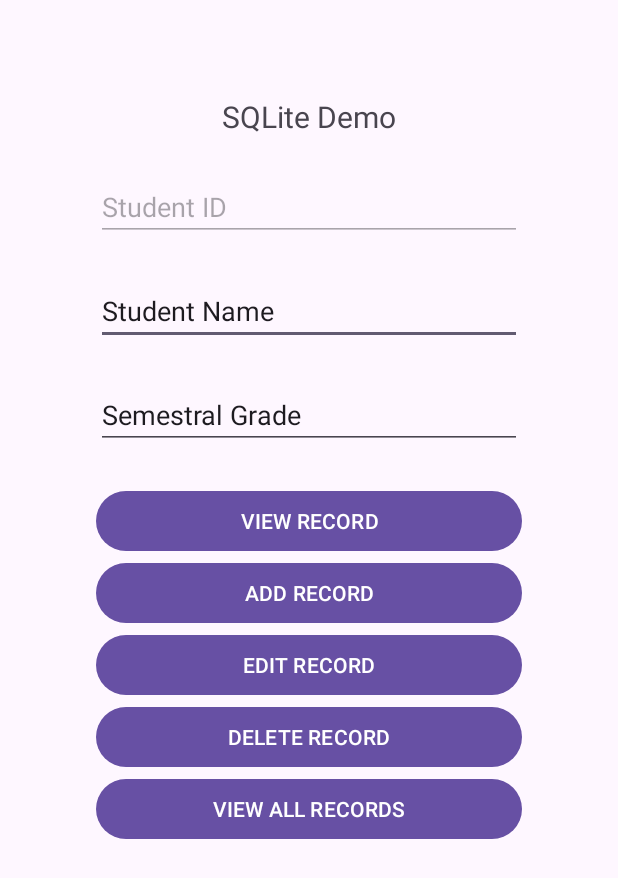
After one commit to adiluexe/elec1-compilation, an Android app: the SQLiteDatabaseDemo screen opened directly, with no data from a screen before it, on a phone screen of 412 x 824 dp. The commit adds this screen. Shown: the top 878 px of the screen. Run offline under Robolectric (Android 15) with nearby library versions, the phone set to English and light mode, and no system bars.

Commit message:
Add SQLiteDatabaseDemo

```diff
--- a/app/src/main/AndroidManifest.xml
+++ b/app/src/main/AndroidManifest.xml
@@ -28,6 +28,7 @@
         <activity android:name=".guided_exercises.ThirdGuidedExercise" />
         <activity android:name=".guided_exercises.FourthGuidedExercise" />
         <activity android:name=".guided_exercises.FifthGuidedExercise" />
+        <activity android:name=".guided_exercises.SQLiteDatabaseDemo" />
 
         <!-- Continue for all exercises -->
     </application>
--- a/app/src/main/java/com/example/elec1compilation/MainActivity.java
+++ b/app/src/main/java/com/example/elec1compilation/MainActivity.java
@@ -13,6 +13,7 @@
 import com.example.elec1compilation.guided_exercises.FifthGuidedExercise;
 import com.example.elec1compilation.guided_exercises.FirstGuidedExercise;
 import com.example.elec1compilation.guided_exercises.FourthGuidedExercise;
+import com.example.elec1compilation.guided_exercises.SQLiteDatabaseDemo;
 import com.example.elec1compilation.guided_exercises.SecondGuidedExercise;
 import com.example.elec1compilation.guided_exercises.ThirdGuidedExercise;
 
@@ -38,6 +39,7 @@
         exerciseItems.add(new ExerciseItem("Third Guided Exercise", "Guided Exercises", ThirdGuidedExercise.class));
         exerciseItems.add(new ExerciseItem("Fourth Guided Exercise", "Guided Exercises", FourthGuidedExercise.class));
         exerciseItems.add(new ExerciseItem("Fifth Guided Exercise", "Guided Exercises", FifthGuidedExercise.class));
+        exerciseItems.add(new ExerciseItem("SQLite Database Demo", "Guided Exercises", SQLiteDatabaseDemo.class));
         // Add more guided exercises...
 
         // Machine Problems Section
--- /dev/null
+++ b/app/src/main/java/com/example/elec1compilation/guided_exercises/SQLiteDatabaseDemo.java
@@ -0,0 +1,191 @@
+package com.example.elec1compilation.guided_exercises;
+
+
+import android.content.Context;
+import android.database.Cursor;
+import android.database.sqlite.SQLiteDatabase;
+import android.os.Bundle;
+import android.view.View;
+import android.widget.Button;
+import android.widget.EditText;
+
+import androidx.activity.EdgeToEdge;
+import androidx.appcompat.app.AlertDialog;
+import androidx.appcompat.app.AppCompatActivity;
+import androidx.core.graphics.Insets;
+import androidx.core.view.ViewCompat;
+import androidx.core.view.WindowInsetsCompat;
+
+import com.example.elec1compilation.R;
+
+public class SQLiteDatabaseDemo extends AppCompatActivity {
+    EditText studentId, studentName, studentSemGrade;
+    Button addRecord, deleteRecord, editRecord, viewRecord, viewAllRecord;
+    // SQLiteDatabase is the base class for working with a SQLite database
+    // in Android and provides methods to open, query, update and close the database.
+    // It provides the execSQL() method, which allows to execute an SQL statement directly.
+    SQLiteDatabase db;
+    // A query returns a Cursor object. A Cursor represents the result of a query and basically
+    // points to one row of the query result. This way Android can buffer the query results efficiently;
+    // as it does not have to load all data into memory.
+    Cursor cursor;
+    AlertDialog.Builder builder;
+    StringBuffer buffer;
+    @Override
+    protected void onCreate(Bundle savedInstanceState) {
+        super.onCreate(savedInstanceState);
+        setContentView(R.layout.sqlite_database_demo);
+        init();
+        addStudentRecord();
+        deleteStudentRecord();
+        editStudentRecord();
+        viewStudentRecord();
+        viewAllStudentRecords();
+    }
+    public void init(){
+        studentId = findViewById(R.id.etStudentID);
+        studentName = findViewById(R.id.etStudentName);
+        studentSemGrade = findViewById(R.id.etStudentSemGrade);
+        addRecord = findViewById(R.id.btnAddRecord);
+        deleteRecord = findViewById(R.id.btnDeleteRecord);
+        editRecord = findViewById(R.id.btnEditRecord);
+        viewRecord = findViewById(R.id.btnViewRecord);
+        viewAllRecord = findViewById(R.id.btnViewAllRecord);
+        builder = new AlertDialog.Builder(this);
+        // openOrCreateDatabase()
+        // It is used to open the database if it exists or create a new one if it does not exist.
+        // The first parameter specifies the name of the database to be opened or created.
+        // The second parameter, Context.MODE_PRIVATE indicates that the database file can only
+        // be accessed by the calling application or all applications sharing the same user ID.
+        // The third parameter is a Cursor factory object which can be left null if not required.
+        db = openOrCreateDatabase("StudentDB", Context.MODE_PRIVATE, null);
+        // execSQL()
+        // it is used to execute any SQL command. Here it is used to create the student table
+        // if it does not already exist in the database.
+        db.execSQL("DROP TABLE IF EXISTS tbl_student;");
+        db.execSQL("CREATE TABLE IF NOT EXISTS tbl_student (student_id INTEGER PRIMARY KEY AUTOINCREMENT, student_name TEXT, student_semGrade INTEGER);");
+        studentId.setEnabled(false);
+        studentName.requestFocus();
+    }
+    public void displayMessage(String title, String message){
+        builder.setCancelable(true);
+        builder.setTitle(title);
+        builder.setMessage(message);
+        builder.show();
+    }
+    public void clearEntries(){
+        studentName.setText("");
+        studentId.setText("");
+        studentSemGrade.setText("");
+        studentName.requestFocus();
+    }
+    public void addStudentRecord(){
+        addRecord.setOnClickListener(new View.OnClickListener() {
+            @Override
+            public void onClick(View v) {
+                if(studentName.getText().toString().isEmpty()||
+                        studentSemGrade.getText().toString().isEmpty()){
+                    displayMessage("Error!","Please Complete the Entries");
+                    return;
+                }
+                db.execSQL("INSERT INTO tbl_student(student_name,student_semGrade) " +
+                        "VALUES('"+studentName.getText().toString()+"'"+","+
+                        "'"+studentSemGrade.getText().toString()+"')");
+                displayMessage("Information!","Student Record has been successfully added!");
+                clearEntries();
+            }
+        });
+    }
+    public void deleteStudentRecord(){
+        deleteRecord.setOnClickListener(new View.OnClickListener() {
+            @Override
+            public void onClick(View v) {
+                if(studentId.getText().toString().isEmpty()){
+                    studentId.setEnabled(true);
+                    displayMessage("Information!","Please Enter a Student ID");
+                    studentId.requestFocus();
+                    return;
+                }
+                // rawQuery() It directly accepts an SQL select statement as input.
+                cursor = db.rawQuery("SELECT * FROM tbl_student WHERE student_id ="+Integer.parseInt(studentId.getText().toString()),null);
+                if(cursor.moveToFirst()){
+                    db.execSQL("DELETE FROM tbl_student WHERE student_id ="+Integer.parseInt(studentId.getText().toString()));
+                    displayMessage("Information!","Student Record has been successfully deleted!");
+                }else{
+                    displayMessage("Error!","Invalid Student ID");
+                }
+                studentId.setEnabled(false);
+                clearEntries();
+            }
+        });
+    }
+    public void editStudentRecord(){
+        editRecord.setOnClickListener(new View.OnClickListener() {
+            @Override
+            public void onClick(View v) {
+                if(studentId.getText().toString().isEmpty()){
+                    studentId.setEnabled(true);
+                    displayMessage("Information!","Please Enter a Student ID");
+                    editRecord.setText("SAVE");
+                    studentId.requestFocus();
+                    return;
+                }
+                cursor = db.rawQuery("SELECT * FROM tbl_student WHERE student_id ="+Integer.parseInt(studentId.getText().toString()),null);
+                if(cursor.moveToFirst()){
+                    db.execSQL("UPDATE tbl_student SET student_name='"+studentName.getText().toString()+"',student_semGrade='"+studentSemGrade.getText().toString()+
+                            "'WHERE student_id='"+Integer.parseInt(studentId.getText().toString())+"'");
+                    displayMessage("Information!","Student Record has been successfully modified!");
+                }else{
+                    displayMessage("Error!","Invalid Student ID");
+                }
+                editRecord.setText("EDIT");
+                studentId.setEnabled(false);
+                clearEntries();
+            }
+        });
+    }
+    public void viewStudentRecord(){
+        viewRecord.setOnClickListener(new View.OnClickListener() {
+            @Override
+            public void onClick(View v) {
+                if(studentId.getText().toString().isEmpty()){
+                    studentId.setEnabled(true);
+                    displayMessage("Information!","Please Enter a Student ID");
+                    studentId.requestFocus();
+                    return;
+                }
+                cursor = db.rawQuery("SELECT * FROM tbl_student WHERE student_id ="+Integer.parseInt(studentId.getText().toString()),null);
+                if (cursor.moveToFirst()){
+                    buffer = new StringBuffer();
+                    buffer.append("Student ID: " + cursor.getString(0)+"\n");
+                    buffer.append("Student Name: " + cursor.getString(1)+"\n");
+                    buffer.append("Student SemGrade: " + cursor.getString(2)+"\n----------");
+                    displayMessage("Student Record",buffer.toString());
+                }else{
+                    displayMessage("Error!","Invalid Student ID");
+                }
+                studentId.setEnabled(false);
+                clearEntries();
+            }
+        });
+    }
+    public void viewAllStudentRecords(){
+        viewAllRecord.setOnClickListener(new View.OnClickListener() {
+            @Override
+            public void onClick(View v) {
+                cursor = db.rawQuery("SELECT * FROM tbl_student",null);
+                if(cursor.getCount()==0){
+                    displayMessage("Information","No Student Records Found!");
+                    return;
+                }
+                buffer = new StringBuffer();
+                while (cursor.moveToNext()){
+                    buffer.append("Student ID: " + cursor.getString(0)+"\n");
+                    buffer.append("Student Name: " + cursor.getString(1)+"\n");
+                    buffer.append("Student SemGrade: " + cursor.getString(2)+"\n----------\n");
+                }
+                displayMessage("Student Record",buffer.toString());
+            }
+        });
+    }
+}
--- /dev/null
+++ b/app/src/main/res/layout/sqlite_database_demo.xml
@@ -0,0 +1,116 @@
+<?xml version="1.0" encoding="utf-8"?>
+<androidx.constraintlayout.widget.ConstraintLayout xmlns:android="http://schemas.android.com/apk/res/android"
+    xmlns:app="http://schemas.android.com/apk/res-auto"
+    xmlns:tools="http://schemas.android.com/tools"
+    android:id="@+id/main"
+    android:layout_width="match_parent"
+    android:layout_height="match_parent"
+    tools:context=".guided_exercises.SQLiteDatabaseDemo">
+
+    <TextView
+        android:id="@+id/textView"
+        android:layout_width="wrap_content"
+        android:layout_height="wrap_content"
+        android:layout_marginTop="64dp"
+        android:text="SQLite Demo"
+        android:textSize="20sp"
+        app:layout_constraintEnd_toEndOf="parent"
+        app:layout_constraintHorizontal_bias="0.5"
+        app:layout_constraintStart_toStartOf="parent"
+        app:layout_constraintTop_toTopOf="parent" />
+
+    <EditText
+        android:id="@+id/etStudentID"
+        android:layout_width="0dp"
+        android:layout_height="wrap_content"
+        android:layout_marginStart="64dp"
+        android:layout_marginTop="24dp"
+        android:layout_marginEnd="64dp"
+        android:ems="10"
+        android:inputType="text"
+        android:text="Student ID"
+        app:layout_constraintEnd_toEndOf="parent"
+        app:layout_constraintHorizontal_bias="0.5"
+        app:layout_constraintStart_toStartOf="parent"
+        app:layout_constraintTop_toBottomOf="@+id/textView" />
+
+    <EditText
+        android:id="@+id/etStudentName"
+        android:layout_width="0dp"
+        android:layout_height="wrap_content"
+        android:layout_marginStart="64dp"
+        android:layout_marginTop="24dp"
+        android:layout_marginEnd="64dp"
+        android:ems="10"
+        android:inputType="text"
+        android:text="Student Name"
+        app:layout_constraintEnd_toEndOf="parent"
+        app:layout_constraintHorizontal_bias="0.5"
+        app:layout_constraintStart_toStartOf="parent"
+        app:layout_constraintTop_toBottomOf="@+id/etStudentID" />
+
+    <EditText
+        android:id="@+id/etStudentSemGrade"
+        android:layout_width="0dp"
+        android:layout_height="wrap_content"
+        android:layout_marginStart="64dp"
+        android:layout_marginTop="24dp"
+        android:layout_marginEnd="64dp"
+        android:ems="10"
+        android:inputType="text"
+        android:text="Semestral Grade"
+        app:layout_constraintEnd_toEndOf="parent"
+        app:layout_constraintHorizontal_bias="0.5"
+        app:layout_constraintStart_toStartOf="parent"
+        app:layout_constraintTop_toBottomOf="@+id/etStudentName" />
+
+    <LinearLayout
+        android:id="@+id/btnContainer"
+        android:layout_width="0dp"
+        android:layout_height="wrap_content"
+        android:layout_marginStart="64dp"
+        android:layout_marginTop="24dp"
+        android:layout_marginEnd="64dp"
+        android:orientation="vertical"
+        app:layout_constraintEnd_toEndOf="parent"
+        app:layout_constraintHorizontal_bias="0.5"
+        app:layout_constraintStart_toStartOf="parent"
+        app:layout_constraintTop_toBottomOf="@+id/etStudentSemGrade">
+
+        <Button
+            android:id="@+id/btnViewRecord"
+            android:layout_width="match_parent"
+            android:layout_height="wrap_content"
+            android:layout_gravity="center"
+            android:text="VIEW RECORD" />
+
+        <Button
+            android:id="@+id/btnAddRecord"
+            android:layout_width="match_parent"
+            android:layout_height="wrap_content"
+            android:layout_gravity="center"
+            android:text="ADD RECORD" />
+
+        <Button
+            android:id="@+id/btnEditRecord"
+            android:layout_width="match_parent"
+            android:layout_height="wrap_content"
+            android:layout_gravity="center"
+            android:text="EDIT RECORD" />
+
+        <Button
+            android:id="@+id/btnDeleteRecord"
+            android:layout_width="match_parent"
+            android:layout_height="wrap_content"
+            android:layout_gravity="center"
+            android:text="DELETE RECORD" />
+
+        <Button
+            android:id="@+id/btnViewAllRecord"
+            android:layout_width="match_parent"
+            android:layout_height="wrap_content"
+            android:layout_gravity="center"
+            android:text="VIEW ALL RECORDS" />
+    </LinearLayout>
+
+</androidx.constraintlayout.widget.ConstraintLayout>
```
